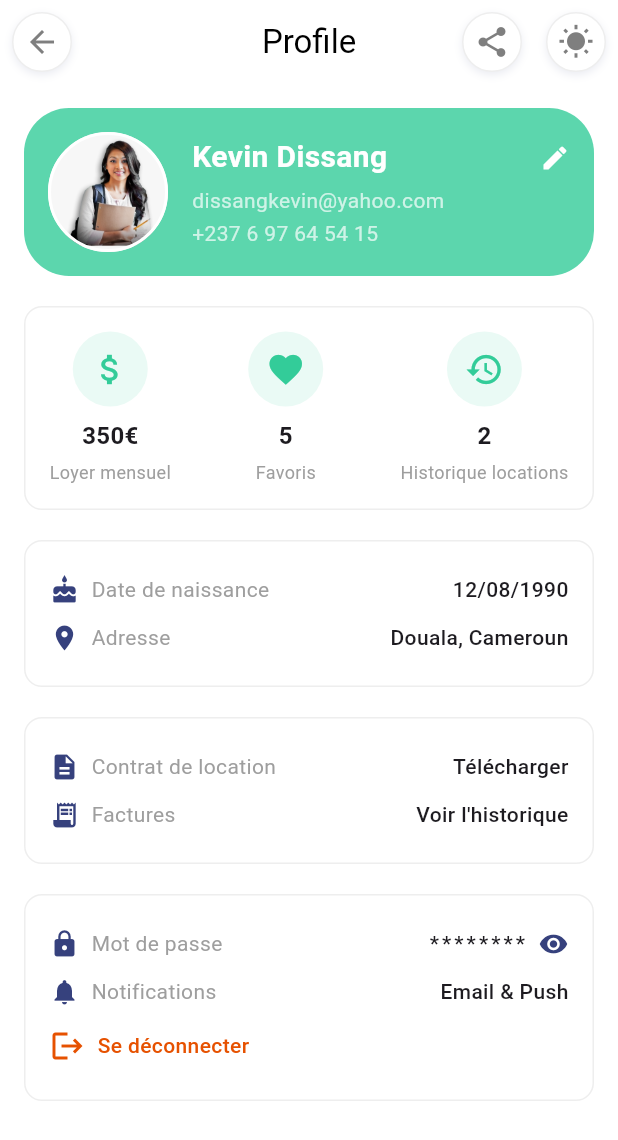
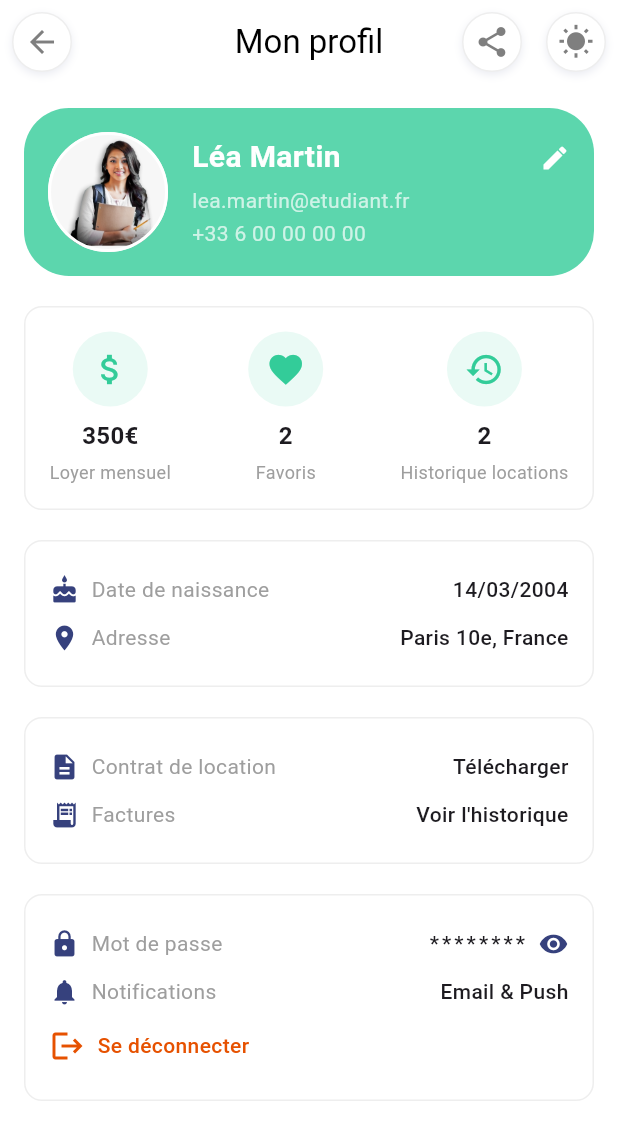
Before and after one commit to kteken10/studeo_app, a Flutter app: the ProfileScreen screen opened directly, on a phone screen of 412 x 824 dp. Shown: the top 1140 px of the screen. Run offline on Flutter 3.47's test engine with Material 3 defaults, Android fonts, the phone set to English and light mode, and no system bars; our stand-ins replace iconsax, ionicons.

Commit message:
feat: écran Favoris, profil fictif et projet Android à jour
- Favoris : liste des logements sauvegardés (remplace l'écran vide)
- Profil : personnage de démonstration à la place de données personnelles
- android/ régénéré pour le Flutter actuel (AGP 9, Gradle 9, Java 17)
- correction d'une icône Ionicons mal nommée

```diff
--- a/lib/main.dart
+++ b/lib/main.dart
@@ -12,6 +12,7 @@ class MyApp extends StatelessWidget {
   @override
   Widget build(BuildContext context) {
     return MaterialApp(
+      debugShowCheckedModeBanner: false,
       title: 'Flutter Demo',
       theme: ThemeData(
         colorScheme: ColorScheme.fromSeed(seedColor: Colors.deepPurple),
--- a/lib/screens/profile.dart
+++ b/lib/screens/profile.dart
@@ -40,7 +40,7 @@ class _ProfileScreenState extends State<ProfileScreen> {
           size: 22,
         ),
         title: const Text(
-          "Profile",
+          "Mon profil",
           style: TextStyle(color: Colors.black),
         ),
         centerTitle: true,
@@ -121,7 +121,7 @@ class ProfileHeader extends StatelessWidget {
                   children: [
                     const Expanded(
                       child: Text(
-                        "Kevin Dissang",
+                        "Léa Martin",
                         style: TextStyle(
                           fontSize: 20,
                           fontWeight: FontWeight.bold,
@@ -137,12 +137,12 @@ class ProfileHeader extends StatelessWidget {
                 ),
                 const SizedBox(height: 4),
                 const Text(
-                  "dissangkevin@yahoo.com",
+                  "lea.martin@etudiant.fr",
                   style: TextStyle(color: Colors.white70),
                 ),
                 const SizedBox(height: 2),
                 const Text(
-                  "+237 6 97 64 54 15",
+                  "+33 6 00 00 00 00",
                   style: TextStyle(color: Colors.white70),
                 ),
               ],
@@ -172,7 +172,7 @@ class RentalInfoSection extends StatelessWidget {
           InfoColumn(
             icon: Icons.favorite,
             iconColor: AppColors.ternary[900]!,
-            value: "5",
+            value: "2",
             label: "Favoris",
           ),
           InfoColumn(
@@ -268,12 +268,12 @@ class PersonalInfoSection extends StatelessWidget {
           InfoRow(
             icon: Icons.cake,
             label: "Date de naissance",
-            value: "12/08/1990",
+            value: "14/03/2004",
           ),
           InfoRow(
             icon: Icons.location_on,
             label: "Adresse",
-            value: "Douala, Cameroun",
+            value: "Paris 10e, France",
           ),
         ],
       ),
--- a/lib/ui/category_card.dart
+++ b/lib/ui/category_card.dart
@@ -29,7 +29,7 @@ class CategoryCard extends StatelessWidget {
           mainAxisAlignment: MainAxisAlignment.center,
           children: [
             const Icon(
-              Ionicons.fast_food_outline,
+              Ionicons.fastFoodOutline,
               size: 24,
               color: Color(0xFFFF8800),
             ),
```
Also changed, not shown: analysis_options.yaml (+9 -0 lines), lib/screens/favorite.dart (+45 -3 lines), pubspec.lock, 11 other files.
